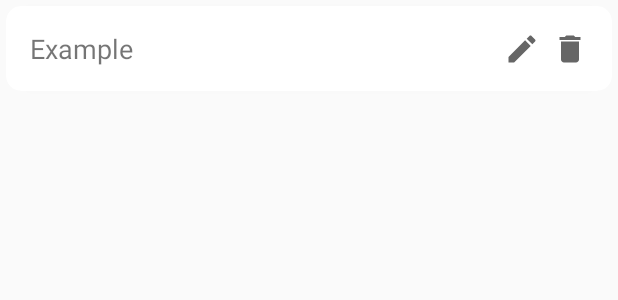
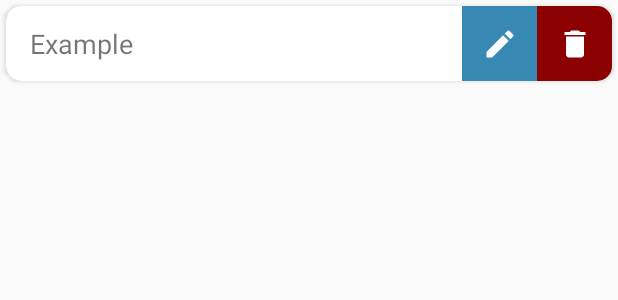
Before and after one commit to PanagiotisNtymenos/SupMark, an Android app: the layout list_item_layout.xml on its own in the app's theme, with its tools: preview values and no code run, on a phone screen of 412 x 824 dp. Shown: the top 300 px of the screen. Run offline under Robolectric (Android 15) with nearby library versions, the phone set to English and light mode, and no system bars.

Commit message:
Share/Join List OK

```diff
--- /dev/null
+++ b/app/src/main/res/drawable/ic_outline_assignment_24.xml
@@ -0,0 +1,5 @@
+<vector android:height="24dp" android:tint="#337788"
+    android:viewportHeight="24" android:viewportWidth="24"
+    android:width="24dp" xmlns:android="http://schemas.android.com/apk/res/android">
+    <path android:fillColor="@android:color/white" android:pathData="M7,15h7v2L7,17zM7,11h10v2L7,13zM7,7h10v2L7,9zM19,3h-4.18C14.4,1.84 13.3,1 12,1c-1.3,0 -2.4,0.84 -2.82,2L5,3c-0.14,0 -0.27,0.01 -0.4,0.04 -0.39,0.08 -0.74,0.28 -1.01,0.55 -0.18,0.18 -0.33,0.4 -0.43,0.64 -0.1,0.23 -0.16,0.49 -0.16,0.77v14c0,0.27 0.06,0.54 0.16,0.78s0.25,0.45 0.43,0.64c0.27,0.27 0.62,0.47 1.01,0.55 0.13,0.02 0.26,0.03 0.4,0.03h14c1.1,0 2,-0.9 2,-2L21,5c0,-1.1 -0.9,-2 -2,-2zM12,2.75c0.41,0 0.75,0.34 0.75,0.75s-0.34,0.75 -0.75,0.75 -0.75,-0.34 -0.75,-0.75 0.34,-0.75 0.75,-0.75zM19,19L5,19L5,5h14v14z"/>
+</vector>
--- a/app/src/main/res/layout/list_item_layout.xml
+++ b/app/src/main/res/layout/list_item_layout.xml
@@ -20,7 +20,7 @@
 
     <androidx.constraintlayout.widget.ConstraintLayout
         android:layout_width="match_parent"
-        android:layout_height="wrap_content">
+        android:layout_height="50dp">
 
         <TextView
             android:id="@+id/listName"
@@ -43,11 +43,10 @@
 
         <ImageButton
             android:id="@+id/delete_supermarket"
-            android:layout_width="wrap_content"
-            android:layout_height="wrap_content"
-            android:layout_marginEnd="16dp"
-            android:layout_marginRight="16dp"
-            android:background="@null"
+            android:layout_width="50dp"
+            android:layout_height="50dp"
+            android:background="#8B0000"
+            android:tint="@color/white"
             app:layout_constraintBottom_toBottomOf="parent"
             app:layout_constraintEnd_toEndOf="parent"
             app:layout_constraintTop_toTopOf="parent"
@@ -56,11 +55,10 @@
 
         <ImageButton
             android:id="@+id/edit_supermarket"
-            android:layout_width="wrap_content"
-            android:layout_height="wrap_content"
-            android:background="@null"
-            android:layout_marginEnd="8dp"
-            android:layout_marginRight="8dp"
+            android:layout_width="50dp"
+            android:layout_height="50dp"
+            android:background="@color/colorPrimary"
+            android:tint="@color/white"
             app:layout_constraintBottom_toBottomOf="parent"
             app:layout_constraintEnd_toStartOf="@+id/delete_supermarket"
             app:layout_constraintTop_toTopOf="parent"
--- a/app/src/main/res/layout/list_layout.xml
+++ b/app/src/main/res/layout/list_layout.xml
@@ -211,7 +211,7 @@
                             android:layout_marginStart="8dp"
                             android:layout_marginLeft="8dp"
                             android:text="Share List"
-                            app:layout_constraintBottom_toBottomOf="@+id/imageView3"
+                            app:layout_constraintBottom_toBottomOf="parent"
                             app:layout_constraintStart_toEndOf="@+id/imageView3"
                             app:layout_constraintTop_toTopOf="@+id/imageView3" />
 
@@ -219,7 +219,7 @@
                 </RelativeLayout>
 
                 <RelativeLayout
-                    android:id="@+id/copy_layout"
+                    android:id="@+id/join_layout"
                     android:layout_width="wrap_content"
                     android:layout_height="wrap_content"
                     android:padding="5dp"
--- a/app/src/main/res/layout/share_list_item.xml
+++ b/app/src/main/res/layout/share_list_item.xml
@@ -47,5 +47,6 @@
         app:layout_constraintBottom_toBottomOf="@+id/share_list_link"
         app:layout_constraintEnd_toEndOf="parent"
         app:layout_constraintTop_toTopOf="@+id/share_list_name"
-        app:srcCompat="@drawable/ic_outline_file_copy_24" />
+        app:srcCompat="@drawable/ic_outline_file_copy_24"
+        tools:ignore="VectorDrawableCompat" />
 </androidx.constraintlayout.widget.ConstraintLayout>
```
Also changed, not shown: app/src/main/java/com/supmark/ListActivity.java (+118 -11 lines), app/src/main/java/com/supmark/ListAdapter.java (+2 -5 lines), app/src/main/res/layout/join_list_layout.xml (added, +35 -0 lines).
